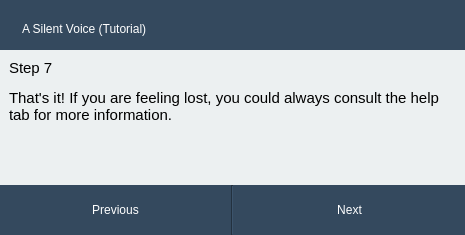
First picture: the form in Modules/UserInterface/firsttime_guide.ui, repository jjjimenez100/A-Silent-Voice, before the edit.
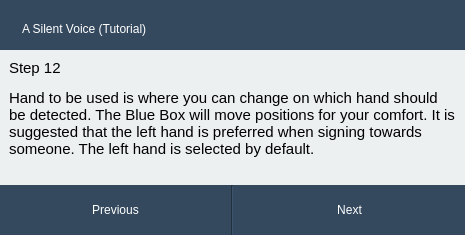
Second picture: the form after the edit. The open tabs and pages were chosen to show the change. Icons and pictures are not drawn.

```diff
--- a/Modules/UserInterface/firsttime_guide.ui
+++ b/Modules/UserInterface/firsttime_guide.ui
@@ -337,7 +337,29 @@
 </string>
          </property>
          <property name="text">
-          <string>&lt;html&gt;&lt;head/&gt;&lt;body&gt;&lt;p&gt;&lt;span style=&quot; font-size:11pt;&quot;&gt;Step 6&lt;/span&gt;&lt;/p&gt;&lt;p&gt;&lt;span style=&quot; font-size:11pt;&quot;&gt;Ticking the show accuracy check box will display how accurate are you with performing the gesture right next to the recognized letter.&lt;/span&gt;&lt;/p&gt;&lt;/body&gt;&lt;/html&gt;</string>
+          <string>&lt;html&gt;&lt;head/&gt;&lt;body&gt;&lt;p&gt;&lt;span style=&quot; font-size:11pt;&quot;&gt;Step 11&lt;/span&gt;&lt;/p&gt;&lt;p&gt;&lt;span style=&quot; font-size:11pt;&quot;&gt;Ticking the show accuracy check box will display how accurate are you with performing the gesture right next to the recognized letter.&lt;/span&gt;&lt;/p&gt;&lt;/body&gt;&lt;/html&gt;</string>
+         </property>
+         <property name="alignment">
+          <set>Qt::AlignLeading|Qt::AlignLeft|Qt::AlignTop</set>
+         </property>
+         <property name="wordWrap">
+          <bool>true</bool>
+         </property>
+        </widget>
+       </item>
+      </layout>
+     </widget>
+     <widget class="QWidget" name="page">
+      <layout class="QHBoxLayout" name="horizontalLayout_11">
+       <item>
+        <widget class="QLabel" name="label_16">
+         <property name="styleSheet">
+          <string notr="true">color: rgb(0, 0, 0);
+font: 14pt &quot;Trebuchet MS&quot;;
+</string>
+         </property>
+         <property name="text">
+          <string>&lt;html&gt;&lt;head/&gt;&lt;body&gt;&lt;p&gt;&lt;span style=&quot; font-size:11pt;&quot;&gt;Step 12&lt;/span&gt;&lt;/p&gt;&lt;p&gt;&lt;span style=&quot; font-size:11pt;&quot;&gt;Hand to be used is where you can change on which hand should be detected. The Blue Box will move positions for your comfort. It is suggested that the left hand is preferred when signing towards someone. The left hand is selected by default. &lt;/span&gt;&lt;/p&gt;&lt;/body&gt;&lt;/html&gt;</string>
          </property>
          <property name="alignment">
           <set>Qt::AlignLeading|Qt::AlignLeft|Qt::AlignTop</set>
@@ -359,7 +381,7 @@
 </string>
          </property>
          <property name="text">
-          <string>&lt;html&gt;&lt;head/&gt;&lt;body&gt;&lt;p&gt;&lt;span style=&quot; font-size:11pt;&quot;&gt;Step 7&lt;/span&gt;&lt;/p&gt;&lt;p&gt;&lt;span style=&quot; font-size:11pt;&quot;&gt;That's it! If you are feeling lost, you could always consult the help tab for more information.&lt;/span&gt;&lt;/p&gt;&lt;/body&gt;&lt;/html&gt;</string>
+          <string>&lt;html&gt;&lt;head/&gt;&lt;body&gt;&lt;p&gt;&lt;span style=&quot; font-size:11pt;&quot;&gt;Step 13&lt;/span&gt;&lt;/p&gt;&lt;p&gt;&lt;span style=&quot; font-size:11pt;&quot;&gt;That's it! If you are feeling lost, you could always consult the help tab for more information.&lt;/span&gt;&lt;/p&gt;&lt;/body&gt;&lt;/html&gt;</string>
          </property>
          <property name="alignment">
           <set>Qt::AlignLeading|Qt::AlignLeft|Qt::AlignTop</set>
```
Left out of the diff: 20 changed lines with no effect on the pictures.
